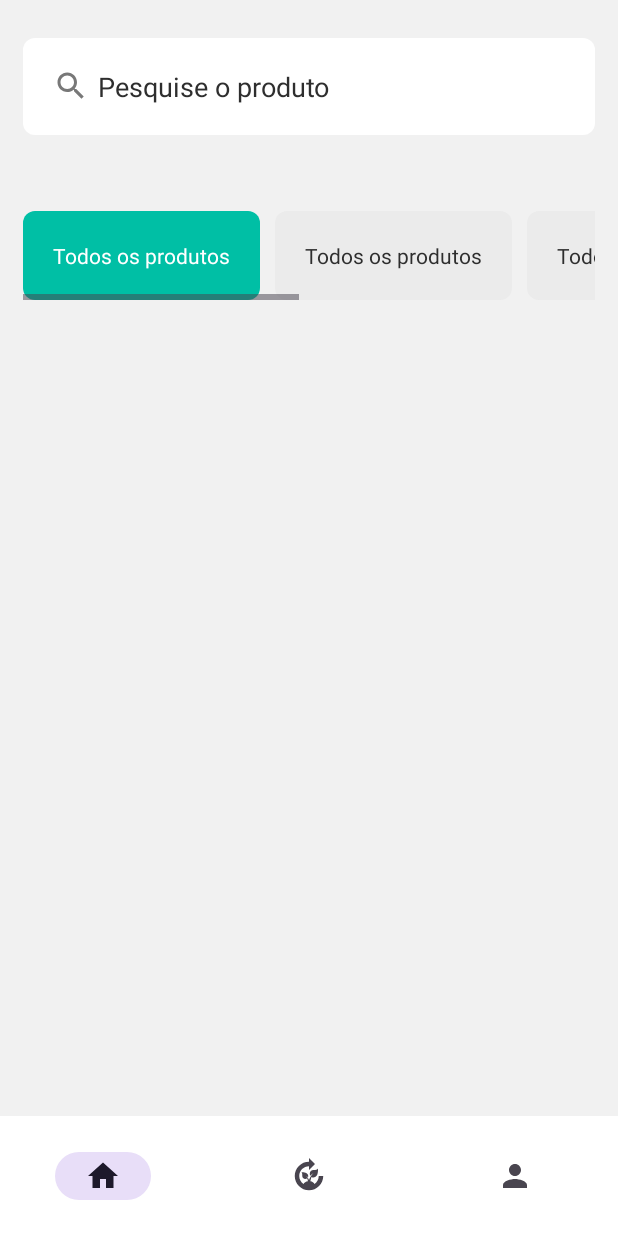
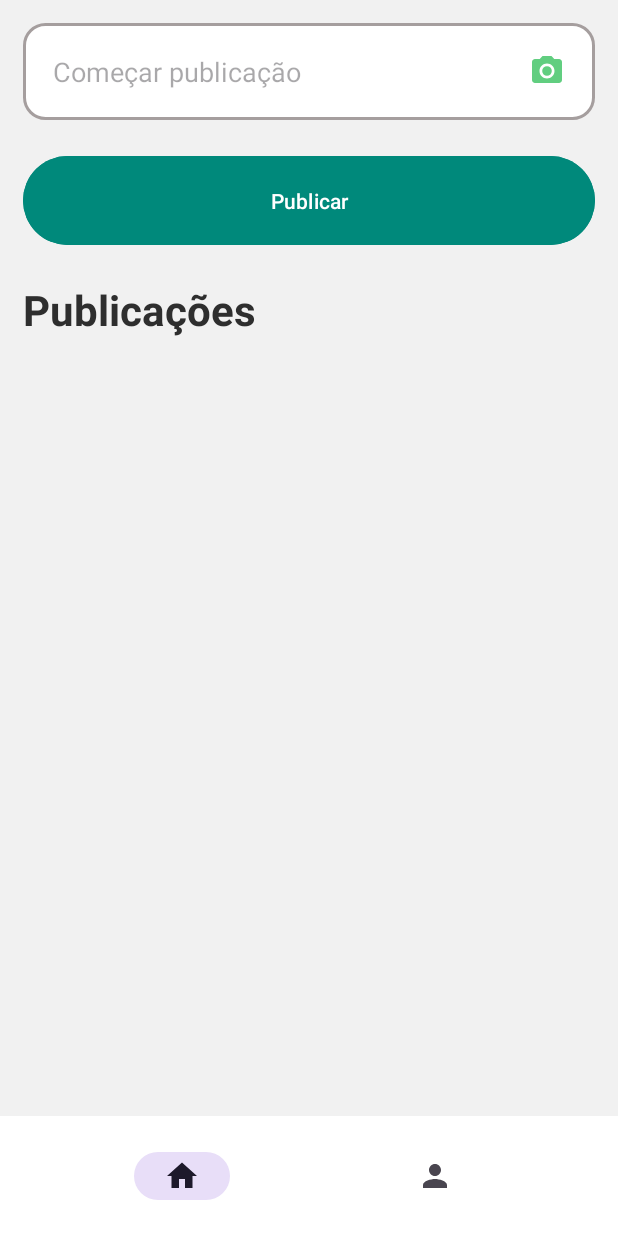
Before and after one commit to SavioSoares7/EcoTrac, an Android app: the MainActivity screen opened directly, with no data from a screen before it, on a phone screen of 412 x 824 dp. Run offline under Robolectric (Android 15) with nearby library versions, the phone set to English and light mode, and no system bars; our stand-ins replace Firebase (no records; nobody signed in at launch, a user with empty details on screens opened directly).

Commit message:
Add show post

```diff
--- a/app/build.gradle.kts
+++ b/app/build.gradle.kts
@@ -52,7 +52,7 @@ dependencies {
     androidTestImplementation("androidx.test.espresso:espresso-core:3.5.1")
     implementation(platform("com.google.firebase:firebase-bom:32.7.0"))
     implementation("com.google.firebase:firebase-analytics")
-
+    implementation("com.google.firebase:firebase-database")
     // Import the BoM for the Firebase platform
     implementation(platform("com.google.firebase:firebase-bom:32.7.0"))
 
--- a/app/src/main/java/com/example/ecotrac/MainActivity.kt
+++ b/app/src/main/java/com/example/ecotrac/MainActivity.kt
@@ -1,18 +1,88 @@
 package com.example.ecotrac
 
 import android.graphics.Color
+
+import android.os.Bundle
+import android.widget.ArrayAdapter
+import android.widget.EditText
+import android.widget.ListView
+import android.widget.Toast
 import androidx.appcompat.app.AppCompatActivity
-import android.os.Bundle
 import com.example.ecotrac.databinding.ActivityMainBinding
+import com.google.firebase.database.DataSnapshot
+import com.google.firebase.database.FirebaseDatabase
+import com.google.firebase.database.ValueEventListener
 
 class MainActivity : AppCompatActivity() {
     override fun onCreate(savedInstanceState: Bundle?) {
         super.onCreate(savedInstanceState)
-        setContentView(R.layout.activity_main)
+        val binding: ActivityMainBinding = ActivityMainBinding.inflate(layoutInflater)
+        setContentView(binding.root)
 
-        var binding : ActivityMainBinding = ActivityMainBinding.inflate(layoutInflater)
+        val inputPost = binding.inputPost
+        val btnPost = binding.btnAdd
+        val listView: ListView = binding.listView
 
-        val inputSearch = binding.editSearch
-        inputSearch.setTextColor(Color.BLACK)
+        val database = FirebaseDatabase.getInstance()
+        val postsDatabase = database.getReference("post")
+
+        val postList = mutableListOf<String>()
+        val adapter = ArrayAdapter(this, android.R.layout.simple_list_item_1, postList)
+        listView.adapter = adapter
+
+        btnPost.setOnClickListener {
+            btnAddPost(inputPost)
+        }
+
+        postsDatabase.addValueEventListener(object : ValueEventListener {
+            override fun onDataChange(dataSnapshot: DataSnapshot) {
+                postList.clear()
+
+                for (postSnapshot in dataSnapshot.children) {
+                    val post = postSnapshot.child("Post").getValue(String::class.java)
+                    post?.let {
+                        postList.add(it)
+                    }
+                }
+
+                // Notifica o adaptador sobre as mudanças na lista
+                adapter.notifyDataSetChanged()
+            }
+
+            override fun onCancelled(databaseError: com.google.firebase.database.DatabaseError) {
+                // Lidar com erros de leitura do Firebase
+                Toast.makeText(this@MainActivity, "Erro no Firebase: ${databaseError.message}", Toast.LENGTH_SHORT).show()
+            }
+        })
+    }
+    private fun btnAddPost(inputPost: EditText) {
+
+        val database = FirebaseDatabase.getInstance()
+        val postDatabase = database.getReference("post")
+
+        val post = inputPost.text.toString()
+
+        if (post.isEmpty()) {
+            inputPost.setBackgroundResource(R.drawable.edit_linear_input_fail)
+            Toast.makeText(this, "Escreva algo para postar", Toast.LENGTH_LONG).show()
+            return
+        }
+
+        // Cria uma nova chave única para o post
+        val postKey = postDatabase.push().key
+
+        // Cria um mapa de dados
+        val data = HashMap<String, Any>()
+        data["Post"] = post
+
+        // Insere os dados com a chave única
+        postKey?.let {
+            postDatabase.child(it).setValue(data).addOnSuccessListener {
+                Toast.makeText(this, "Publicado", Toast.LENGTH_LONG).show()
+                inputPost.setText("") // Limpa o campo de entrada após a postagem
+            }.addOnFailureListener {
+                Toast.makeText(this, "Erro ao inserir os dados", Toast.LENGTH_LONG).show()
+            }
+        }
     }
 }
--- a/app/src/main/res/drawable/edit_linear_input.xml
+++ b/app/src/main/res/drawable/edit_linear_input.xml
@@ -7,9 +7,9 @@
     <!-- Cor da borda e espessura -->
     <stroke
         android:color="#A59E9E"
-        android:width="1sp"/>
+        android:width="2sp"/>
 
     <!-- Raio dos cantos -->
-    <corners android:radius="8dp" /> <!-- Ajuste este valor conforme necessário -->
+    <corners android:radius="14dp" /> <!-- Ajuste este valor conforme necessário -->
 
 </shape>
--- /dev/null
+++ b/app/src/main/res/drawable/ic_camera.xml
@@ -0,0 +1,6 @@
+<vector android:height="24dp" android:tint="#61CE80"
+    android:viewportHeight="24" android:viewportWidth="24"
+    android:width="24dp" xmlns:android="http://schemas.android.com/apk/res/android">
+    <path android:fillColor="@android:color/white" android:pathData="M12,12m-3.2,0a3.2,3.2 0,1 1,6.4 0a3.2,3.2 0,1 1,-6.4 0"/>
+    <path android:fillColor="@android:color/white" android:pathData="M9,2L7.17,4L4,4c-1.1,0 -2,0.9 -2,2v12c0,1.1 0.9,2 2,2h16c1.1,0 2,-0.9 2,-2L22,6c0,-1.1 -0.9,-2 -2,-2h-3.17L15,2L9,2zM12,17c-2.76,0 -5,-2.24 -5,-5s2.24,-5 5,-5 5,2.24 5,5 -2.24,5 -5,5z"/>
+</vector>
--- a/app/src/main/res/layout/activity_main.xml
+++ b/app/src/main/res/layout/activity_main.xml
@@ -12,120 +12,53 @@
         android:layout_height="wrap_content"
         android:padding="15sp">
 
-        <EditText
-            android:id="@+id/editSearch"
+        <ScrollView
             android:layout_width="match_parent"
-            android:layout_height="wrap_content"
-            android:layout_marginTop="10sp"
-            android:background="@drawable/edit_text_background"
-            android:drawableLeft="@drawable/search"
-            android:drawablePadding="6sp"
-            android:hint="Pesquise o produto"
-            android:textColorHint="@color/dark"
-            android:padding="20sp"
-            android:textColor="@color/dark" />
+            android:layout_height="wrap_content">
+            <LinearLayout
+                android:orientation="vertical"
+                android:layout_width="match_parent"
+                android:layout_height="wrap_content">
+                <EditText
+                    android:id="@+id/input_post"
+                    android:layout_width="match_parent"
+                    android:layout_height="match_parent"
+                    android:background="@drawable/edit_linear_input"
+                    android:hint="Começar publicação"
+                    android:drawableRight="@drawable/ic_camera"
+                    android:textColor="@color/dark"
+                    android:padding="20dp" />
 
+                <Button
+                    android:id="@+id/btn_add"
+                    android:layout_width="match_parent"
+                    android:layout_height="match_parent"
+                    android:backgroundTint="@color/green"
+                    android:padding="20dp"
+                    android:text="@string/post"
+                    android:textColor="@color/white"
+                    android:layout_marginTop="20dp"
+                    />
+
+                <TextView
+                    android:layout_width="match_parent"
+                    android:layout_height="match_parent"
+                    android:layout_marginTop="20dp"
+                    android:text="Publicações"
+                    android:textStyle="bold"
+                    android:textSize="28dp"
+                        android:textColor="@color/dark"/>
+                <ListView
+                    android:id="@+id/listView"
+                    android:layout_width="match_parent"
+                    android:layout_height="wrap_content"
+                    android:orientation="vertical">
+
+                </ListView>
+            </LinearLayout>
+        </ScrollView>
     </LinearLayout>
 
-    <LinearLayout
-        android:layout_width="match_parent"
-        android:layout_height="wrap_content">
-
-        <HorizontalScrollView
-            android:layout_width="match_parent"
-            android:layout_height="wrap_content"
-            android:padding="15sp">
-
-            <LinearLayout
-                android:layout_width="wrap_content"
-                android:layout_height="wrap_content"
-                android:orientation="horizontal">
-
-                <LinearLayout
-                    android:layout_width="match_parent"
-                    android:layout_height="match_parent"
-                    android:layout_marginTop="20sp"
-                    android:layout_marginRight="10sp"
-                    android:background="@drawable/edit_linear_selected"
-                    android:orientation="horizontal"
-                    android:padding="20sp">
-
-                    <TextView
-                        android:layout_width="wrap_content"
-                        android:layout_height="wrap_content"
-                        android:text="Todos os produtos"
-                        android:textColor="@color/white" />
-                </LinearLayout>
-                <LinearLayout
-                    android:layout_width="match_parent"
-                    android:layout_height="match_parent"
-                    android:layout_marginTop="20sp"
-                    android:layout_marginRight="10sp"
-                    android:background="@drawable/edit_linear"
-                    android:orientation="horizontal"
-                    android:padding="20sp">
-
-                    <TextView
-                        android:layout_width="wrap_content"
-                        android:layout_height="wrap_content"
-                        android:text="Todos os produtos"
-                        android:textColor="@color/dark" />
-                </LinearLayout>
-
-                <LinearLayout
-                    android:layout_width="match_parent"
-                    android:layout_height="match_parent"
-                    android:layout_marginTop="20sp"
-                    android:layout_marginRight="10sp"
-                    android:background="@drawable/edit_linear"
-                    android:orientation="horizontal"
-                    android:padding="20sp">
-
-                    <TextView
-                        android:layout_width="wrap_content"
-                        android:layout_height="wrap_content"
-                        android:text="Todos os produtos"
-                        android:textColor="@color/dark" />
-                </LinearLayout>
-
-                <LinearLayout
-                    android:layout_width="match_parent"
-                    android:layout_height="match_parent"
-                    android:layout_marginTop="20sp"
-                    android:layout_marginRight="10sp"
-                    android:background="@drawable/edit_linear"
-                    android:orientation="horizontal"
-                    android:padding="20sp">
-
-                    <TextView
-                        android:layout_width="wrap_content"
-                        android:layout_height="wrap_content"
-                        android:text="Todos os produtos"
-                        android:textColor="@color/dark" />
-                </LinearLayout>
-
-                <LinearLayout
-                    android:layout_width="match_parent"
-                    android:layout_height="match_parent"
-                    android:layout_marginTop="20sp"
-                    android:layout_marginRight="10sp"
-                    android:background="@drawable/edit_linear"
-                    android:orientation="horizontal"
-                    android:padding="20sp">
-
-                    <TextView
-                        android:layout_width="wrap_content"
-                        android:layout_height="wrap_content"
-                        android:text="Todos os produtos"
-                        android:textColor="@color/dark" />
-                </LinearLayout>
-
-
-            </LinearLayout>
-
-        </HorizontalScrollView>
-
-    </LinearLayout>
 
 
     <RelativeLayout
@@ -139,7 +72,7 @@
 
 
     <com.google.android.material.bottomnavigation.BottomNavigationView
-        android:layout_width="wrap_content"
+        android:layout_width="match_parent"
         android:layout_height="wrap_content"
         app:menu="@menu/main_menu"
         android:background="@color/white"
--- a/app/src/main/res/menu/main_menu.xml
+++ b/app/src/main/res/menu/main_menu.xml
@@ -1,5 +1,4 @@
 <menu xmlns:android="http://schemas.android.com/apk/res/android">
     <item android:id="@+id/menu_home" android:title="Home"  android:icon="@drawable/ic_home"/>
-    <item android:id="@+id/menu_post" android:title="Posts" android:icon="@drawable/icon_post"/>
     <item android:id="@+id/menu_profile" android:title="Perfil" android:icon="@drawable/ic_profile"/>
 </menu>
--- a/app/src/main/res/values/strings.xml
+++ b/app/src/main/res/values/strings.xml
@@ -5,4 +5,5 @@
     <string name="password">Senha...</string>
     <string name="singup">Cadastrar</string>
     <string name="forgetPassword">Esqueceu a senha ?</string>
+    <string name="post">Publicar</string>
 </resources>
```
